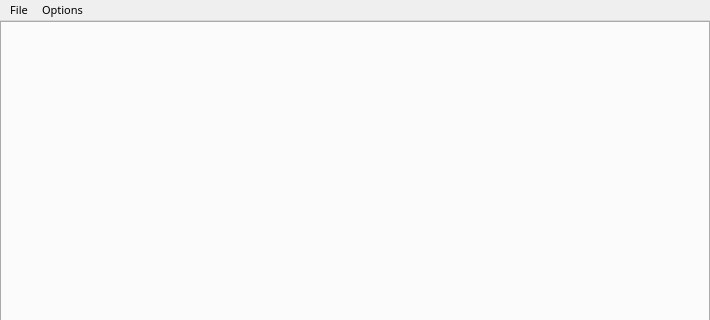
KaiDrange/OctaChainer, file mainwindow.ui: the form before one commit; both pictures show x 0 to 710 and y 0 to 320 of the 710 by 490 pixel window.
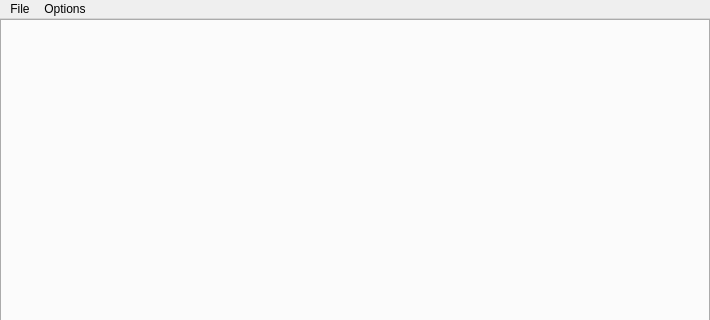
The form after the commit.

Commit message:
Use the default font
This makes the UI look much better on macOS.

What changed in the file:
```diff
--- a/mainwindow.ui
+++ b/mainwindow.ui
@@ -10,15 +10,6 @@
     <height>490</height>
    </rect>
   </property>
-  <property name="font">
-   <font>
-    <family>Yamaha EBM8 Regular</family>
-    <pointsize>8</pointsize>
-    <weight>9</weight>
-    <italic>false</italic>
-    <bold>false</bold>
-   </font>
-  </property>
   <property name="windowTitle">
    <string>OctaChainer</string>
   </property>
```
Left out of the diff: 2 changed lines with no effect on the pictures.
